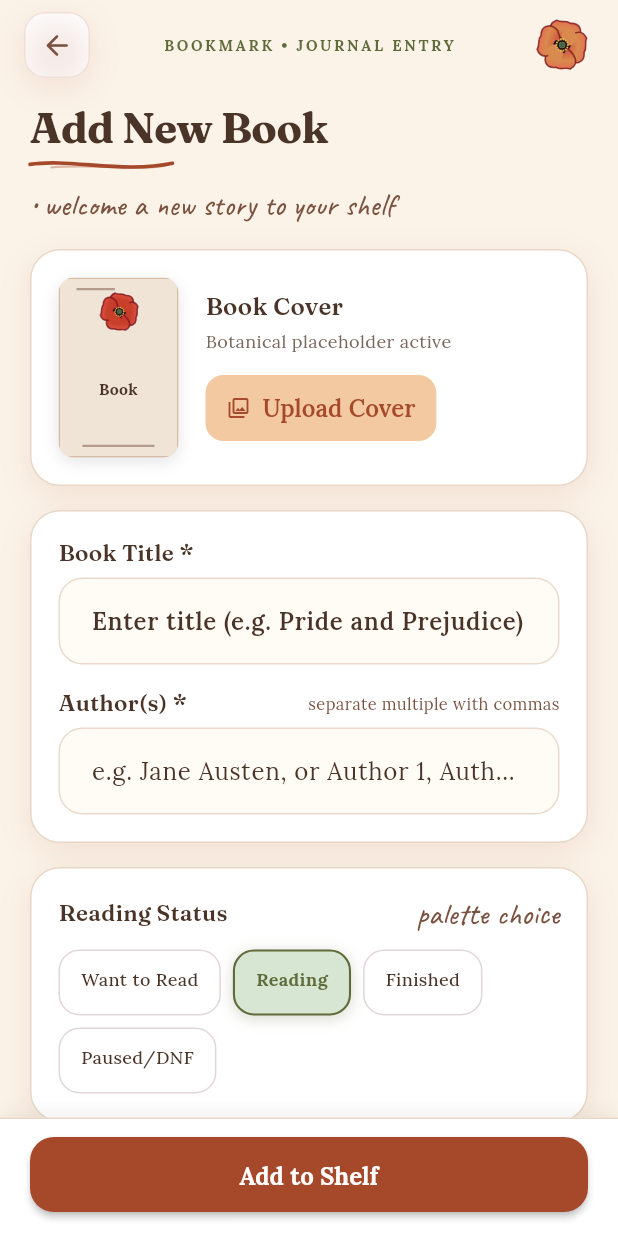
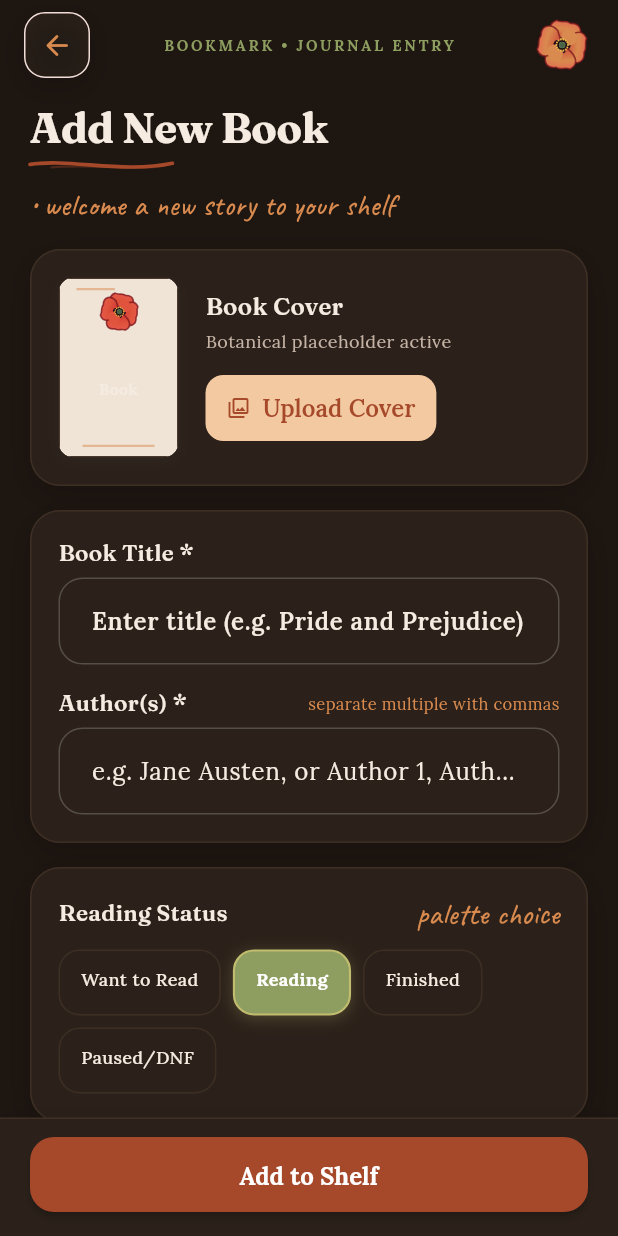
Before and after one commit to shivamboda/bookmark, a Flutter app: the AddEditBookScreen screen opened directly, on a phone screen of 412 x 824 dp. Run offline on Flutter 3.47's test engine with Material 3 defaults, Android fonts, the phone set to English and light mode, and no system bars; our stand-ins replace fl_chart, flutter_riverpod, google_fonts, hive_ce_flutter, image_picker, web; missing offline and left inert: dart:js_interop; accounts and stored records are empty.

Commit message:
feat(theme): apply Cozy Autumn Evening dark palette and verify WCAG AA contrast across all UI pairs

```diff
--- a/lib/core/theme/app_theme.dart
+++ b/lib/core/theme/app_theme.dart
@@ -156,7 +156,7 @@ class AppTheme {
         text = FloralPalette.warmCharcoal;
     }
 
-    final isDark = mode == FloralThemeMode.midnightGarden;
+    final isDark = mode == FloralThemeMode.midnightGarden || mode == FloralThemeMode.poppyBlush;
 
     final baseTextTheme = isDark
         ? ThemeData.dark().textTheme
--- a/lib/core/theme/palette.dart
+++ b/lib/core/theme/palette.dart
@@ -2,48 +2,49 @@ import 'package:flutter/material.dart';
 
 /// Central color palette definitions for "Bookmark".
 ///
-/// Autumn Botanical Journal Theme:
-/// warm parchment papers (#FBF3E8), soft cream cards (#FFFBF5),
-/// rich apricot & pumpkin accents (#F2C9A0, #D98A4E), rust buttons (#A6482A),
-/// poppy ember signature (#C8402A), olive sage leaves (#B7B36A),
-/// moss stems (#5F6B3A), dusty mauve wishlist (#E3C6D0),
-/// golden amber highlights (#EBB84A), and deep espresso body text (#4A3428).
+/// Cozy Autumn Evening Dark Journal Theme:
+/// deep espresso background (#1E1611), warm cocoa card surfaces (#2B211A),
+/// glowing apricot & pumpkin accents (#F2C9A0, #D98A4E), rich rust buttons (#A6482A),
+/// poppy ember signature (#E0533C), olive sage leaves (#C2BD6E),
+/// moss stems (#8E9E60), dusty mauve wishlist (#E3C6D0),
+/// golden amber highlights (#EBB84A), warm ivory body text (#F5EBE1),
+/// and toasted oat secondary text (#C4B2A5).
 class FloralPalette {
   FloralPalette._();
 
-  // Signature Core Colors (Autumn Theme)
+  // Signature Core Colors (Cozy Autumn Evening Theme)
   static const Color blushPink = Color(0xFFF2C9A0); // Primary soft accent: Apricot (#F2C9A0)
   static const Color rosePetal = Color(0xFFD98A4E); // Decorative accent: Pumpkin (#D98A4E)
   static const Color deepRose = Color(0xFFA6482A); // Button color with white text: Rust (#A6482A)
-  static const Color poppyRed = Color(0xFFC8402A); // Signature accent: Poppy Ember (#C8402A)
-  static const Color poppyRedDark = Color(0xFF9E2C1A); // Deep Ember shadow
-  static const Color petalWhite = Color(0xFFFBF3E8); // Main background: Warm Parchment (#FBF3E8)
-  static const Color softIvory = Color(0xFFFFFBF5); // Cards: Soft Cream (#FFFBF5)
-  static const Color sageGreen = Color(0xFFB7B36A); // Leaves and "Reading" status: Olive Sage (#B7B36A)
-  static const Color sageGreenDark = Color(0xFF5F6B3A); // Stems and green text: Moss (#5F6B3A)
-  static const Color deepForestGreen = Color(0xFF5F6B3A); // Stems and green text: Moss (#5F6B3A)
+  static const Color poppyRed = Color(0xFFE0533C); // Signature accent: Poppy Ember (#E0533C)
+  static const Color poppyRedDark = Color(0xFFB33622); // Deep Poppy Ember
+  static const Color petalWhite = Color(0xFF1E1611); // Main background: Deep Espresso (#1E1611)
+  static const Color softIvory = Color(0xFF2B211A); // Cards & surfaces: Warm Cocoa (#2B211A)
+  static const Color sageGreen = Color(0xFFC2BD6E); // Leaves and "Reading" status: Olive Sage (#C2BD6E)
+  static const Color sageGreenDark = Color(0xFF8E9E60); // Stems and green text: Moss (#8E9E60)
+  static const Color deepForestGreen = Color(0xFF8E9E60); // Stems and green text: Moss (#8E9E60)
   static const Color lavenderMist = Color(0xFFE3C6D0); // "Want to Read" status: Dusty Mauve (#E3C6D0)
-  static const Color lavenderDark = Color(0xFF6B4E5A); // Mauve text/accent
+  static const Color lavenderDark = Color(0xFFD4A3B4); // Mauve text/accent
   static const Color buttercupYellow = Color(0xFFEBB84A); // Highlights and poppy centers: Golden Amber (#EBB84A)
-  static const Color buttercupDark = Color(0xFFB58014);
+  static const Color buttercupDark = Color(0xFFC68A00);
   static const Color buttercupGold = Color(0xFFEBB84A); // Highlights and poppy centers: Golden Amber (#EBB84A)
-  static const Color unratedText = Color(0xFF8A6B5A); // Soft brown unrated caption
-  static const Color warmCharcoal = Color(0xFF4A3428); // Body text: Espresso (#4A3428)
-  static const Color mutedCharcoal = Color(0xFF7A685D); // Subtitle / secondary text: Warm Espresso tint
+  static const Color unratedText = Color(0xFF9E8C80); // Soft brown unrated caption
+  static const Color warmCharcoal = Color(0xFFF5EBE1); // Body text: Warm Ivory / Light Cream (#F5EBE1)
+  static const Color mutedCharcoal = Color(0xFFC4B2A5); // Subtitle / secondary text: Toasted Oat (#C4B2A5)
 
-  // Warm Brown Accent Palette (Preserved)
-  static const Color espresso = Color(0xFF4A3428); // Espresso #4A3428
-  static const Color cocoa = Color(0xFF7A5240); // Cocoa #7A5240
+  // Warm Brown Accent Palette (Adapted for Dark Harmony)
+  static const Color espresso = Color(0xFFF5EBE1); // Readable text role
+  static const Color cocoa = Color(0xFFD98A4E); // Pumpkin/warm cocoa accent
   static const Color caramel = Color(0xFFB9825A); // Caramel #B9825A
-  static const Color latte = Color(0xFFD8BBA0); // Latte #D8BBA0
-  static const Color kraftPaper = Color(0xFFF3E7DA); // Kraft #F3E7DA
+  static const Color latte = Color(0xFF4A382C); // Dark hairline dividers & spines
+  static const Color kraftPaper = Color(0xFF382B22); // Panel background on dark
 
   // Autumn card hairline borders & panel backgrounds
-  static const Color cardBorder = Color(0xFFEADBCE);
-  static const Color bannerBackground = Color(0xFFF7ECE0);
+  static const Color cardBorder = Color(0xFF3D2E24);
+  static const Color bannerBackground = Color(0xFF261C16);
 
-  // Soft warm autumn shadow
-  static const Color softShadowTint = Color(0x1EA6482A);
+  // Soft warm autumn amber shadow
+  static const Color softShadowTint = Color(0x35000000);
   static const BoxShadow cardShadow = BoxShadow(
     color: softShadowTint,
     blurRadius: 18,
--- a/lib/features/library/screens/add_edit_book_screen.dart
+++ b/lib/features/library/screens/add_edit_book_screen.dart
@@ -278,8 +278,8 @@ class _AddEditBookScreenState extends ConsumerState<AddEditBookScreen> {
           data: AppTheme.lightTheme().copyWith(
             colorScheme: const ColorScheme.light(
               primary: FloralPalette.deepRose,
-              onPrimary: Colors.white,
-              surface: Colors.white,
+              onPrimary: FloralPalette.softIvory,
+              surface: FloralPalette.softIvory,
               onSurface: FloralPalette.warmCharcoal,
             ),
           ),
@@ -307,7 +307,7 @@ class _AddEditBookScreenState extends ConsumerState<AddEditBookScreen> {
       context: context,
       builder: (context) {
         return AlertDialog(
-          backgroundColor: Colors.white,
+          backgroundColor: FloralPalette.softIvory,
           shape: RoundedRectangleBorder(borderRadius: BorderRadius.circular(20)),
           title: Text(
             'Add Custom Genre',
@@ -335,7 +335,7 @@ class _AddEditBookScreenState extends ConsumerState<AddEditBookScreen> {
               onPressed: () => Navigator.of(context).pop(controller.text.trim()),
               style: ElevatedButton.styleFrom(
                 backgroundColor: FloralPalette.deepRose,
-                foregroundColor: Colors.white,
+                foregroundColor: FloralPalette.softIvory,
                 shape: RoundedRectangleBorder(borderRadius: BorderRadius.circular(12)),
               ),
               child: const Text('Add Genre'),
@@ -364,7 +364,7 @@ class _AddEditBookScreenState extends ConsumerState<AddEditBookScreen> {
       context: context,
       builder: (context) {
         return AlertDialog(
-          backgroundColor: Colors.white,
+          backgroundColor: FloralPalette.softIvory,
           shape: RoundedRectangleBorder(borderRadius: BorderRadius.circular(22)),
           title: Text(
             existingQuote != null ? 'Edit Favorite Quote' : 'Add Favorite Quote',
@@ -445,7 +445,7 @@ class _AddEditBookScreenState extends ConsumerState<AddEditBookScreen> {
               },
               style: ElevatedButton.styleFrom(
                 backgroundColor: FloralPalette.deepRose,
-                foregroundColor: Colors.white,
+                foregroundColor: FloralPalette.softIvory,
                 shape: RoundedRectangleBorder(borderRadius: BorderRadius.circular(12)),
               ),
               child: const Text('Save Quote'),
@@ -474,7 +474,7 @@ class _AddEditBookScreenState extends ConsumerState<AddEditBookScreen> {
       context: context,
       builder: (context) {
         return AlertDialog(
-          backgroundColor: Colors.white,
+          backgroundColor: FloralPalette.softIvory,
           shape: RoundedRectangleBorder(borderRadius: BorderRadius.circular(22)),
           title: Text(
             'Discard Changes?',
@@ -498,7 +498,7 @@ class _AddEditBookScreenState extends ConsumerState<AddEditBookScreen> {
               onPressed: () => Navigator.of(context).pop(true),
               style: ElevatedButton.styleFrom(
                 backgroundColor: FloralPalette.deepRose,
-                foregroundColor: Colors.white,
+                foregroundColor: FloralPalette.softIvory,
                 shape: RoundedRectangleBorder(borderRadius: BorderRadius.circular(12)),
               ),
               child: const Text('Discard'),
@@ -520,7 +520,7 @@ class _AddEditBookScreenState extends ConsumerState<AddEditBookScreen> {
       context: context,
       builder: (context) {
         return AlertDialog(
-          backgroundColor: Colors.white,
+          backgroundColor: FloralPalette.softIvory,
           shape: RoundedRectangleBorder(borderRadius: BorderRadius.circular(22)),
           title: Text(
             'Remove from Shelf?',
@@ -544,7 +544,7 @@ class _AddEditBookScreenState extends ConsumerState<AddEditBookScreen> {
               onPressed: () => Navigator.of(context).pop(true),
               style: ElevatedButton.styleFrom(
                 backgroundColor: FloralPalette.poppyRedDark,
-                foregroundColor: Colors.white,
+                foregroundColor: FloralPalette.softIvory,
                 shape: RoundedRectangleBorder(borderRadius: BorderRadius.circular(12)),
               ),
               child: const Text('Delete'),
@@ -615,7 +615,7 @@ class _AddEditBookScreenState extends ConsumerState<AddEditBookScreen> {
         context: context,
         builder: (context) {
           return AlertDialog(
-            backgroundColor: Colors.white,
+            backgroundColor: FloralPalette.softIvory,
             shape: RoundedRectangleBorder(borderRadius: BorderRadius.circular(22)),
             title: Text(
               'Book Already on Shelf',
@@ -637,7 +637,7 @@ class _AddEditBookScreenState extends ConsumerState<AddEditBookScreen> {
                 onPressed: () => Navigator.of(context).pop(true),
                 style: ElevatedButton.styleFrom(
                   backgroundColor: FloralPalette.deepRose,
-                  foregroundColor: Colors.white,
+                  foregroundColor: FloralPalette.softIvory,
                   shape: RoundedRectangleBorder(borderRadius: BorderRadius.circular(12)),
                 ),
                 child: const Text('Save Anyway'),
@@ -865,7 +865,7 @@ class _AddEditBookScreenState extends ConsumerState<AddEditBookScreen> {
         children: [
           // Back / Discard Button
           Material(
-            color: Colors.white,
+            color: FloralPalette.softIvory,
             borderRadius: BorderRadius.circular(14),
             child: InkWell(
               key: const ValueKey('add_edit_back_btn'),
@@ -931,7 +931,7 @@ class _AddEditBookScreenState extends ConsumerState<AddEditBookScreen> {
     return Container(
       padding: const EdgeInsets.all(18),
       decoration: BoxDecoration(
-        color: Colors.white,
+        color: FloralPalette.softIvory,
         borderRadius: BorderRadius.circular(20),
         border: Border.all(color: FloralPalette.latte.withValues(alpha: 0.6), width: 1.0),
         boxShadow: const [FloralPalette.cardShadow],
@@ -1055,7 +1055,7 @@ class _AddEditBookScreenState extends ConsumerState<AddEditBookScreen> {
     return Container(
       padding: const EdgeInsets.all(18),
       decoration: BoxDecoration(
-        color: Colors.white,
+        color: FloralPalette.softIvory,
         borderRadius: BorderRadius.circular(20),
         border: Border.all(color: FloralPalette.latte.withValues(alpha: 0.6), width: 1.0),
         boxShadow: const [FloralPalette.cardShadow],
@@ -1137,7 +1137,7 @@ class _AddEditBookScreenState extends ConsumerState<AddEditBookScreen> {
     return Container(
       padding: const EdgeInsets.all(18),
       decoration: BoxDecoration(
-        color: Colors.white,
+        color: FloralPalette.softIvory,
         borderRadius: BorderRadius.circular(20),
         border: Border.all(color: FloralPalette.latte.withValues(alpha: 0.6), width: 1.0),
         boxShadow: const [FloralPalette.cardShadow],
@@ -1176,21 +1176,21 @@ class _AddEditBookScreenState extends ConsumerState<AddEditBookScreen> {
 
               switch (status) {
                 case ReadingStatus.wantToRead:
-                  bg = isSelected ? FloralPalette.lavenderMist : Colors.white;
-                  text = isSelected ? FloralPalette.lavenderDark : FloralPalette.warmCharcoal;
-                  border = isSelected ? FloralPalette.lavenderDark : const Color(0xFFE2D6DC);
+                  bg = isSelected ? const Color(0xFF5B3D4A) : FloralPalette.softIvory;
+                  text = isSelected ? Colors.white : FloralPalette.warmCharcoal;
+                  border = isSelected ? const Color(0xFF7A5263) : FloralPalette.cardBorder;
                 case ReadingStatus.reading:
-                  bg = isSelected ? const Color(0xFFD6E6D2) : Colors.white;
-                  text = isSelected ? FloralPalette.sageGreenDark : FloralPalette.warmCharcoal;
-                  border = isSelected ? FloralPalette.sageGreenDark : const Color(0xFFE2D6DC);
+                  bg = isSelected ? FloralPalette.deepForestGreen : FloralPalette.softIvory;
+                  text = isSelected ? Colors.white : FloralPalette.warmCharcoal;
+                  border = isSelected ? FloralPalette.sageGreen : FloralPalette.cardBorder;
                 case ReadingStatus.finished:
-                  bg = isSelected ? FloralPalette.blushPink : Colors.white;
-                  text = isSelected ? FloralPalette.deepRose : FloralPalette.warmCharcoal;
-                  border = isSelected ? FloralPalette.deepRose : const Color(0xFFE2D6DC);
+                  bg = isSelected ? FloralPalette.deepRose : FloralPalette.softIvory;
+                  text = isSelected ? Colors.white : FloralPalette.warmCharcoal;
+                  border = isSelected ? FloralPalette.rosePetal : FloralPalette.cardBorder;
                 case ReadingStatus.paused:
-                  bg = isSelected ? FloralPalette.latte : Colors.white;
-                  text = isSelected ? FloralPalette.espresso : FloralPalette.warmCharcoal;
-                  border = isSelected ? FloralPalette.cocoa : const Color(0xFFE2D6DC);
+                  bg = isSelected ? FloralPalette.cocoa : FloralPalette.softIvory;
+                  text = isSelected ? Colors.white : FloralPalette.warmCharcoal;
+                  border = isSelected ? FloralPalette.caramel : FloralPalette.cardBorder;
               }
 
               return Material(
@@ -1243,7 +1243,7 @@ class _AddEditBookScreenState extends ConsumerState<AddEditBookScreen> {
     return Container(
       padding: const EdgeInsets.all(18),
       decoration: BoxDecoration(
-        color: Colors.white,
+        color: FloralPalette.softIvory,
         borderRadius: BorderRadius.circular(20),
         border: Border.all(color: FloralPalette.latte.withValues(alpha: 0.6), width: 1.0),
         boxShadow: const [FloralPalette.cardShadow],
@@ -1374,7 +1374,7 @@ class _AddEditBookScreenState extends ConsumerState<AddEditBookScreen> {
     return Container(
       padding: const EdgeInsets.symmetric(horizontal: 18, vertical: 16),
       decoration: BoxDecoration(
-        color: Colors.white,
+        color: FloralPalette.softIvory,
         borderRadius: BorderRadius.circular(20),
         border: Border.all(color: FloralPalette.latte.withValues(alpha: 0.6), width: 1.0),
         boxShadow: const [FloralPalette.cardShadow],
@@ -1394,7 +1394,7 @@ class _AddEditBookScreenState extends ConsumerState<AddEditBookScreen> {
     return Container(
       padding: const EdgeInsets.all(18),
       decoration: BoxDecoration(
-        color: Colors.white,
+        color: FloralPalette.softIvory,
         borderRadius: BorderRadius.circular(20),
         border: Border.all(color: FloralPalette.latte.withValues(alpha: 0.6), width: 1.0),
         boxShadow: const [FloralPalette.cardShadow],
@@ -1537,7 +1537,7 @@ class _AddEditBookScreenState extends ConsumerState<AddEditBookScreen> {
     return Container(
       padding: const EdgeInsets.all(18),
       decoration: BoxDecoration(
-        color: Colors.white,
+        color: FloralPalette.softIvory,
         borderRadius: BorderRadius.circular(20),
         border: Border.all(color: FloralPalette.latte.withValues(alpha: 0.6), width: 1.0),
         boxShadow: const [FloralPalette.cardShadow],
@@ -1587,7 +1587,7 @@ class _AddEditBookScreenState extends ConsumerState<AddEditBookScreen> {
     return Container(
       padding: const EdgeInsets.all(18),
       decoration: BoxDecoration(
-        color: Colors.white,
+        color: FloralPalette.softIvory,
         borderRadius: BorderRadius.circular(20),
         border: Border.all(color: FloralPalette.latte.withValues(alpha: 0.6), width: 1.0),
         boxShadow: const [FloralPalette.cardShadow],
@@ -1657,7 +1657,7 @@ class _AddEditBookScreenState extends ConsumerState<AddEditBookScreen> {
     return Container(
       padding: const EdgeInsets.all(18),
       decoration: BoxDecoration(
-        color: Colors.white,
+        color: FloralPalette.softIvory,
         borderRadius: BorderRadius.circular(20),
         border: Border.all(color: FloralPalette.latte.withValues(alpha: 0.6), width: 1.0),
         boxShadow: const [FloralPalette.cardShadow],
@@ -1840,7 +1840,7 @@ class _AddEditBookScreenState extends ConsumerState<AddEditBookScreen> {
         math.max(16.0, MediaQuery.of(context).padding.bottom + 8.0),
       ),
       decoration: BoxDecoration(
-        color: Colors.white,
+        color: FloralPalette.softIvory,
         border: Border(top: BorderSide(color: FloralPalette.latte.withValues(alpha: 0.6), width: 1.0)),
         boxShadow: [
           BoxShadow(
@@ -1855,7 +1855,7 @@ class _AddEditBookScreenState extends ConsumerState<AddEditBookScreen> {
         onPressed: _isSaving ? null : _submitForm,
         style: ElevatedButton.styleFrom(
           backgroundColor: FloralPalette.deepRose,
-          foregroundColor: Colors.white,
+          foregroundColor: FloralPalette.softIvory,
           disabledBackgroundColor: FloralPalette.deepRose.withValues(alpha: 0.5),
           minimumSize: const Size(double.infinity, 50),
           shape: RoundedRectangleBorder(borderRadius: BorderRadius.circular(16)),
@@ -1866,7 +1866,7 @@ class _AddEditBookScreenState extends ConsumerState<AddEditBookScreen> {
                 width: 22,
                 height: 22,
                 child: CircularProgressIndicator(
-                  color: Colors.white,
+                  color: FloralPalette.softIvory,
                   strokeWidth: 2.2,
                 ),
               )
--- a/lib/features/library/widgets/book_grid_item.dart
+++ b/lib/features/library/widgets/book_grid_item.dart
@@ -44,13 +44,13 @@ class BookGridItem extends StatelessWidget {
 
     return Container(
       decoration: BoxDecoration(
-        color: Colors.white,
+        color: FloralPalette.softIvory,
         borderRadius: BorderRadius.circular(18),
         border: Border.all(color: FloralPalette.cardBorder, width: 1.0),
         boxShadow: const [FloralPalette.cardShadow],
       ),
       child: Material(
-        color: Colors.white,
+        color: FloralPalette.softIvory,
         borderRadius: BorderRadius.circular(18),
         child: InkWell(
           onTap: onTap,
--- a/lib/features/library/widgets/book_list_card.dart
+++ b/lib/features/library/widgets/book_list_card.dart
@@ -49,13 +49,13 @@ class BookListCard extends StatelessWidget {
     return Container(
       margin: const EdgeInsets.only(bottom: 16),
       decoration: BoxDecoration(
-        color: Colors.white,
+        color: FloralPalette.softIvory,
         borderRadius: BorderRadius.circular(20),
         border: Border.all(color: FloralPalette.cardBorder, width: 1.0),
         boxShadow: const [FloralPalette.cardShadow],
       ),
       child: Material(
-        color: Colors.white,
+        color: FloralPalette.softIvory,
         borderRadius: BorderRadius.circular(20),
         child: InkWell(
           onTap: onTap,
--- a/lib/features/library/widgets/floral_bottom_nav.dart
+++ b/lib/features/library/widgets/floral_bottom_nav.dart
@@ -25,7 +25,7 @@ class FloralBottomNav extends StatelessWidget {
   Widget build(BuildContext context) {
     return Container(
       decoration: BoxDecoration(
-        color: Colors.white,
+        color: FloralPalette.softIvory,
         border: const Border(
           top: BorderSide(
             color: Color(0xFFE8D7C8), // Latte hairline divider
--- a/lib/features/library/widgets/library_empty_state.dart
+++ b/lib/features/library/widgets/library_empty_state.dart
@@ -28,7 +28,7 @@ class LibraryEmptyState extends StatelessWidget {
       padding: const EdgeInsets.symmetric(horizontal: 24, vertical: 36),
       margin: const EdgeInsets.symmetric(vertical: 20),
       decoration: BoxDecoration(
-        color: Colors.white,
+        color: FloralPalette.softIvory,
         borderRadius: BorderRadius.circular(24),
         border: Border.all(color: FloralPalette.cardBorder, width: 1.2),
         boxShadow: const [FloralPalette.cardShadow],
@@ -89,7 +89,7 @@ class LibraryEmptyState extends StatelessWidget {
               label: Text(buttonLabel ?? 'Add a Book'),
               style: ElevatedButton.styleFrom(
                 backgroundColor: FloralPalette.deepRose,
-                foregroundColor: Colors.white,
+                foregroundColor: FloralPalette.softIvory,
                 padding: const EdgeInsets.symmetric(horizontal: 22, vertical: 12),
                 shape: RoundedRectangleBorder(borderRadius: BorderRadius.circular(20)),
                 elevation: 0,
```
Also changed, not shown: lib/features/library/screens/book_detail_screen.dart (+27 -27 lines), lib/features/library/screens/book_search_screen.dart (+8 -8 lines), lib/features/library/screens/library_screen.dart (+21 -21 lines), lib/features/library/widgets/stats_dashboard_view.dart (+11 -11 lines), docs/manifest.json, 3 other files.
